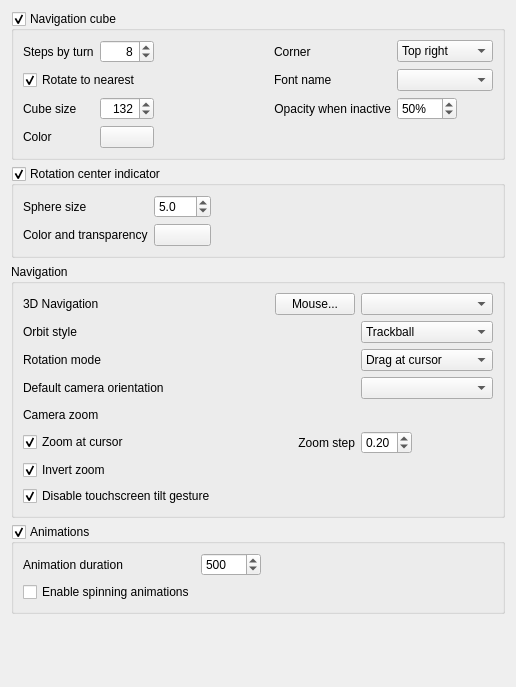
Above: src/Gui/PreferencePages/DlgSettingsNavigation.ui from southseact-3d/fcd before the change. Below: the same form after it.
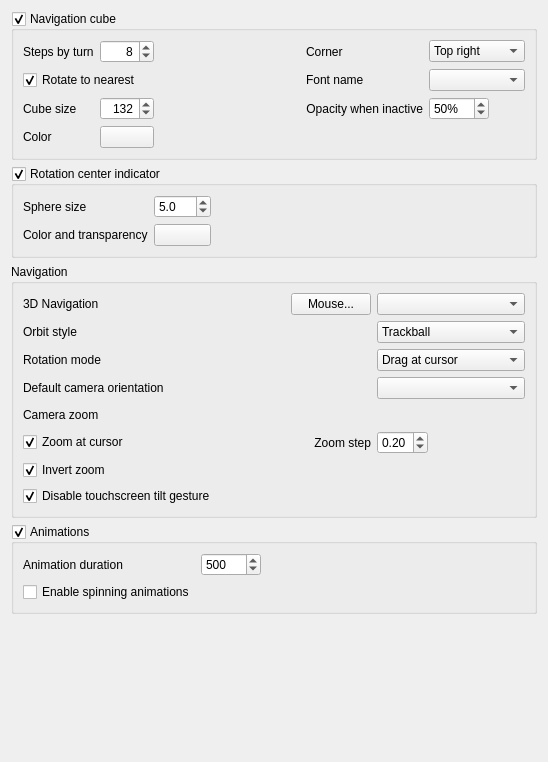
That is the form after the change. Custom widgets are drawn as their Qt base class.

Commit message: Gui: Fix minor preference pages issues

```diff
--- a/src/Gui/PreferencePages/DlgSettingsNavigation.ui
+++ b/src/Gui/PreferencePages/DlgSettingsNavigation.ui
@@ -6,8 +6,8 @@
    <rect>
     <x>0</x>
     <y>0</y>
-    <width>516</width>
-    <height>687</height>
+    <width>548</width>
+    <height>762</height>
    </rect>
   </property>
   <property name="windowTitle">
@@ -65,7 +65,7 @@
         </property>
         <property name="sizeHint" stdset="0">
          <size>
-          <width>91</width>
+          <width>20</width>
           <height>20</height>
          </size>
         </property>
```
Left out of the diff: 28 changed lines with no effect on the pictures. The commit also changes 1 other file.
